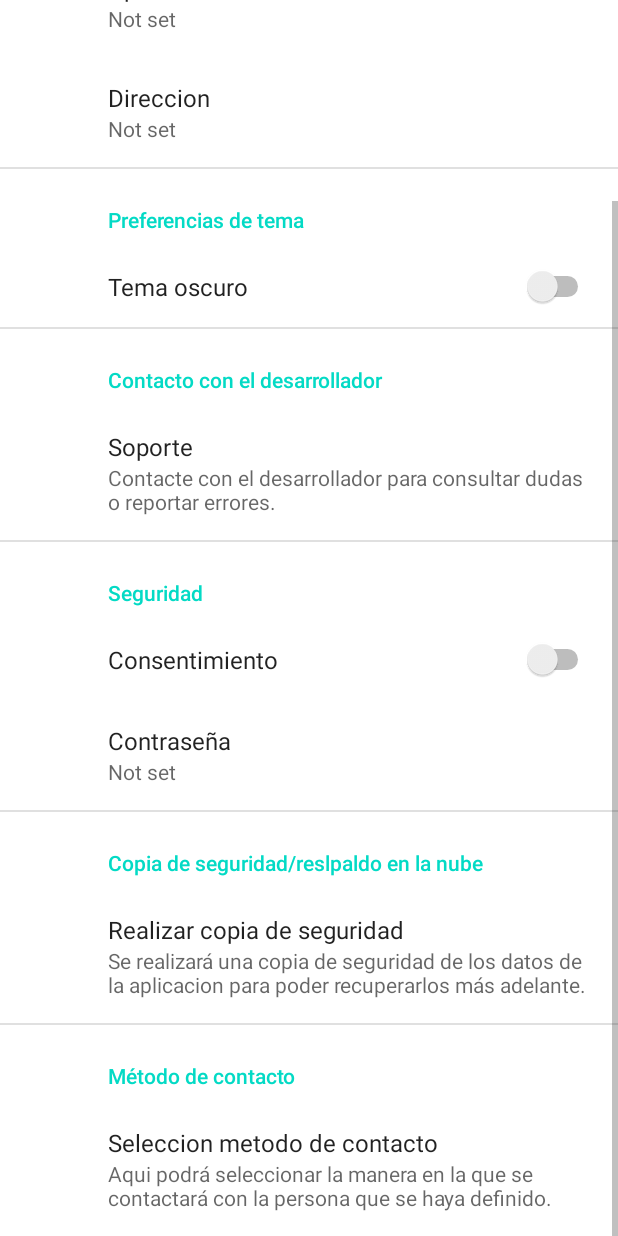
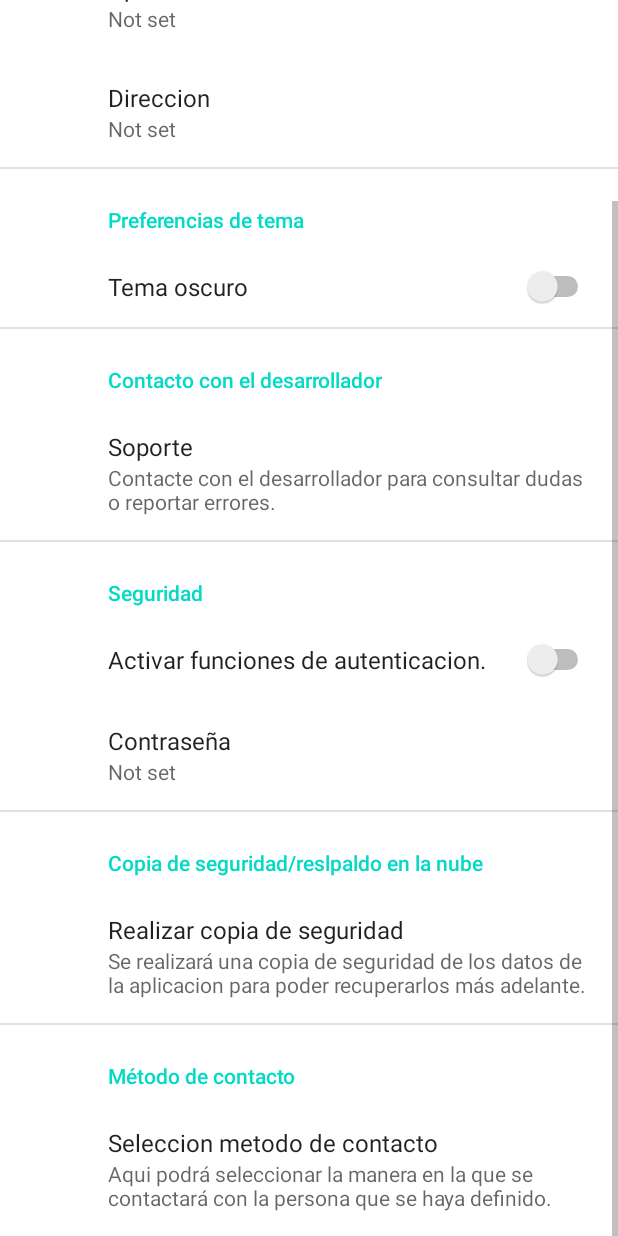
Before and after one commit to Meliodas-R/Hilfe_ultimate, an Android app: the Ajustes screen opened directly, with no data from a screen before it, scrolled down 160 dp, on a phone screen of 412 x 824 dp. Run offline under Robolectric (Android 15) with nearby library versions, the phone set to English and light mode, and no system bars; our stand-ins replace androidx.preference; Roboto replaces fonts that are not available here.

Commit message:
Corrección de errores e implementación de mejoras
*Se han implementado nuevas opciones en los ajustes.
*Ahora el acceso a las funciones de emergencia es automático.
*La peticion de permisos se ha automatizado.

```diff
--- a/app/src/main/java/com/example/hilfe_ultimate/Ajustes.java
+++ b/app/src/main/java/com/example/hilfe_ultimate/Ajustes.java
@@ -11,6 +11,7 @@ import androidx.appcompat.app.ActionBar;
 import androidx.appcompat.app.AlertDialog;
 import androidx.appcompat.app.AppCompatActivity;
 import androidx.appcompat.app.AppCompatDelegate;
+import androidx.preference.ListPreference;
 import androidx.preference.Preference;
 import androidx.preference.PreferenceFragmentCompat;
 import androidx.preference.PreferenceManager;
@@ -19,10 +20,6 @@ import java.io.File;
 
 
 public class Ajustes extends AppCompatActivity {
-
-    //Comentario de prueba
-//    static final String inFileName = "/data/data/com.example.hilfe_ultimate/databases/bd.db";
-//    static File dbFile = new File(inFileName);
 
     @Override
     protected void onCreate(Bundle savedInstanceState) {
@@ -38,7 +35,25 @@ public class Ajustes extends AppCompatActivity {
         }
 
         SharedPreferences preferences = PreferenceManager.getDefaultSharedPreferences(getBaseContext());
-        boolean sync = preferences.getBoolean("Tema",false);
+        //boolean sync = preferences.getBoolean("Tema", false);
+
+        String sync = preferences.getString("Metodo", "");
+        Toast.makeText(this, sync, Toast.LENGTH_SHORT).show();
+
+        if (sync.equals("SMS")) {
+            MainActivity.var = 1;
+
+        }
+
+        if (sync.equals("Correo electrónico")) {
+            MainActivity.var = 2;
+
+        }
+
+        if (sync.equals("Llamada")) {
+            MainActivity.var = 3;
+
+        }
 
     }
 
@@ -71,7 +86,7 @@ public class Ajustes extends AppCompatActivity {
                                     Toast.makeText(getActivity(), "Se ha generado un respaldo de la base de datos.", Toast.LENGTH_SHORT).show();
                                 }
                             })
-                            .setNegativeButton("Cancelar", new DialogInterface.OnClickListener(){
+                            .setNegativeButton("Cancelar", new DialogInterface.OnClickListener() {
                                 public void onClick(DialogInterface dialog, int id) {
                                     Toast.makeText(getActivity(), "La operacion se ha cancelado.", Toast.LENGTH_SHORT).show();
                                 }
@@ -81,16 +96,29 @@ public class Ajustes extends AppCompatActivity {
                 }
             });
 
+            ListPreference listPreference = (ListPreference) findPreference("Metodo");
             Preference preferencePass = (Preference) findPreference("Password");
             preference = (Preference) findPreference("Consentimiento");
 
-            if (preference.isEnabled()){
+            if (preference.isEnabled()) {
                 preferencePass.setEnabled(true);
-            }else{
+            } else {
                 preferencePass.setEnabled(false);
             }
 
 
+//            if (listPreference.getValue().equals("SMS")) {
+//                MainActivity.var = 1;
+//
+//            }
+//            if (listPreference.getValue().equals("Correo electronico")) {
+//                MainActivity.var = 2;
+//            }
+//
+//
+//            if (listPreference.getValue().equals("Llamada")) {
+//                MainActivity.var = 3;
+//            }
 
         }
 
--- a/app/src/main/res/values/arrays.xml
+++ b/app/src/main/res/values/arrays.xml
@@ -1,13 +1,13 @@
 <resources>
     <string-array name="valores_respuesta">
+        <item>SMS</item>
+        <item>Correo electrónico</item>
         <item>Llamada</item>
-        <item>Correo electrónico</item>
-        <item>SMS</item>
     </string-array>
 
     <string-array name="valores_respuesta_values">
+        <item>SMS</item>
+        <item>Correo electrónico</item>
         <item>Llamada</item>
-        <item>Correo electrónico</item>
-        <item>SMS</item>
     </string-array>
 </resources>
--- a/app/src/main/res/values/strings.xml
+++ b/app/src/main/res/values/strings.xml
@@ -21,8 +21,9 @@
 
     <!--Sección seguridad-->
     <string name="seccion_seguridad">Seguridad</string>
-    <string name="consentimiento">Consentimiento</string>
+    <string name="consentimiento_string">Activar funciones de autenticacion.</string>
     <string name="password">Contraseña</string>
+    <string name="consentimiento_summary">Se activará la opcion contraseña.</string>
 
     <!--Copia de seguridad/respaldo en la nube-->
     <string name="seccion_respaldo">Copia de seguridad/reslpaldo en la nube</string>
--- a/app/src/main/res/xml/root_preferences.xml
+++ b/app/src/main/res/xml/root_preferences.xml
@@ -42,14 +42,14 @@
         <SwitchPreference
             app:defaultValue="false"
             app:key="Consentimiento"
-            app:title="@string/consentimiento">
+            app:title="@string/consentimiento_string">
 
         </SwitchPreference>
 
         <EditTextPreference
             app:key="Password"
             app:title="@string/password"
-            app:dependency="@string/consentimiento"
+            app:dependency="Consentimiento"
             app:useSimpleSummaryProvider="true"
             app:enabled="false"/>
     </PreferenceCategory>
```
Also changed, not shown: app/src/main/java/com/example/hilfe_ultimate/MainActivity.java (+71 -28 lines).
